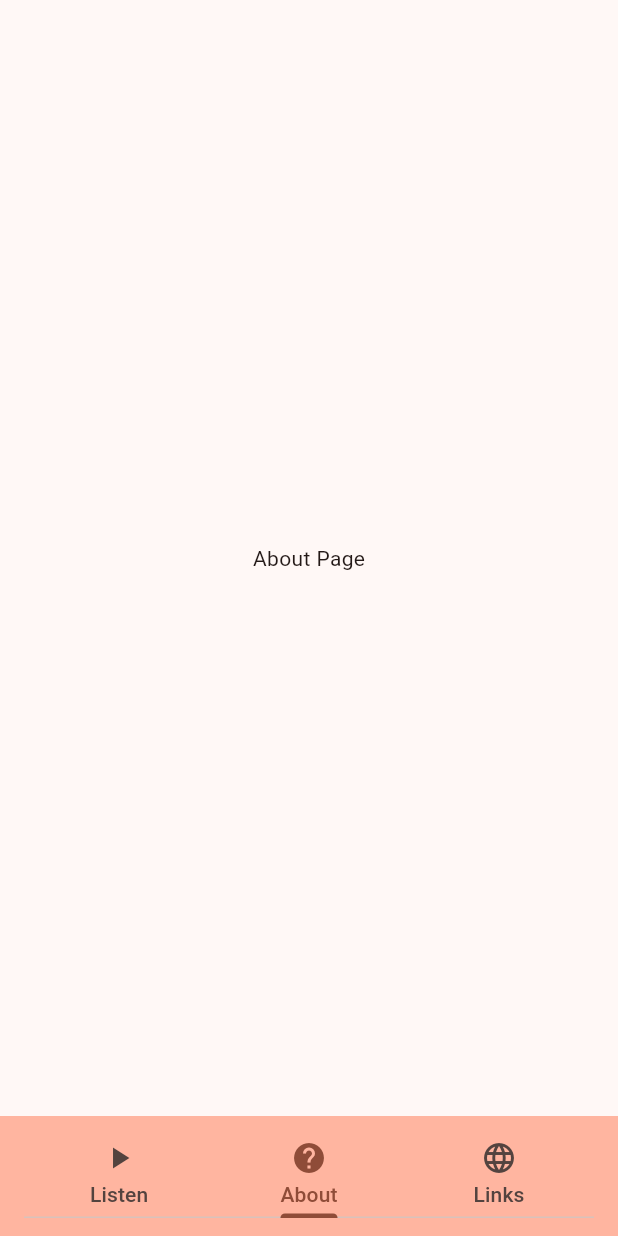
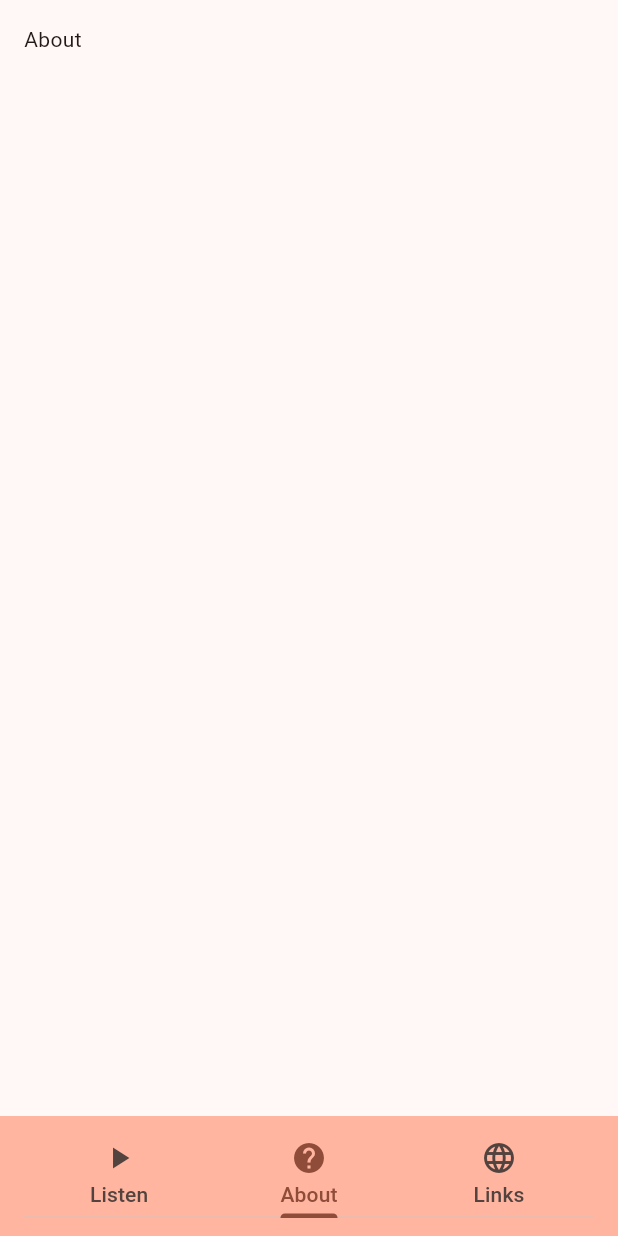
Before and after one commit to YthingLLC/ything_radio, a Flutter app: the screen it shows after launch, item 2 of the bottom bar chosen, on a phone screen of 412 x 824 dp. Run offline on Flutter 3.47's test engine with Material 3 defaults, Android fonts, the phone set to English and light mode, and no system bars.

Commit message:
as padding

```diff
--- a/lib/About.dart
+++ b/lib/About.dart
@@ -5,8 +5,9 @@ class About extends StatelessWidget {
 
   @override
   Widget build(BuildContext context) {
-    return const Center(
-      child: Text("About Page"),
+    return const Padding(
+      padding: EdgeInsets.all(16.0),
+      child: Text("About"),
     );
   }
 }
```
